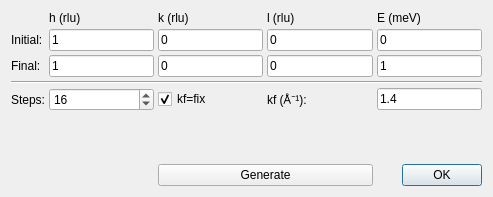
Old version of the form core/ui/genpos.ui in the repository jkrueger1/takin_ill.
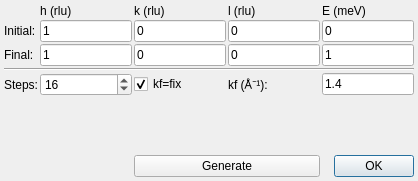
New version of the form.

```diff
--- a/core/ui/genpos.ui
+++ b/core/ui/genpos.ui
@@ -6,16 +6,28 @@
    <rect>
     <x>0</x>
     <y>0</y>
-    <width>493</width>
-    <height>197</height>
+    <width>418</width>
+    <height>181</height>
    </rect>
   </property>
   <property name="windowTitle">
    <string>Generate Positions</string>
   </property>
   <layout class="QGridLayout" name="gridLayout">
+   <property name="leftMargin">
+    <number>4</number>
+   </property>
+   <property name="topMargin">
+    <number>4</number>
+   </property>
+   <property name="rightMargin">
+    <number>4</number>
+   </property>
+   <property name="bottomMargin">
+    <number>4</number>
+   </property>
    <property name="spacing">
-    <number>4</number>
+    <number>2</number>
    </property>
    <item row="6" column="4">
     <widget class="QDialogButtonBox" name="buttonBox">
```
